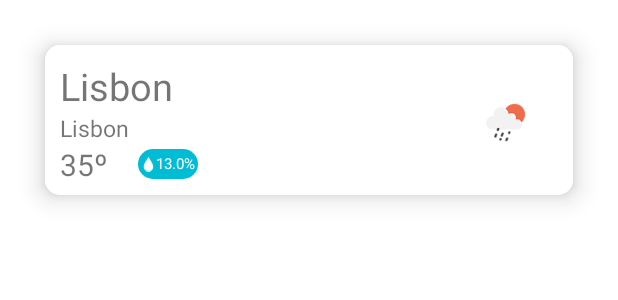
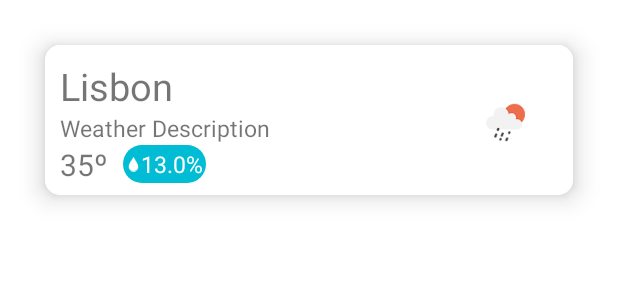
Before and after one commit to VilhenaChen/Time-And-Weather-Android, an Android app: the layout grid_item.xml on its own in the app's theme, with its tools: preview values and no code run, on a phone screen of 412 x 824 dp. Shown: the top 300 px of the screen. Run offline under Robolectric (Android 15) with nearby library versions, the phone set to English and light mode, and no system bars.

Commit message:
Fixed some warnings, some code cleanup

```diff
--- a/app/src/main/res/layout/grid_item.xml
+++ b/app/src/main/res/layout/grid_item.xml
@@ -32,13 +32,13 @@
                     android:layout_width="wrap_content"
                     android:layout_height="wrap_content"
                     android:orientation="vertical"
-                    android:layout_marginLeft="10dp">
+                    android:layout_marginStart="10dp">
 
                     <TextView
                         android:id="@+id/cityNameTextField"
                         android:layout_width="wrap_content"
                         android:layout_height="wrap_content"
-                        android:textSize="25dp"
+                        android:textSize="25sp"
                         android:text="@string/Lisbon">
                     </TextView>
 
@@ -46,8 +46,8 @@
                         android:id="@+id/weatherDescription"
                         android:layout_width="wrap_content"
                         android:layout_height="wrap_content"
-                        android:textSize="15dp"
-                        android:text="Lisbon">
+                        android:textSize="15sp"
+                        android:text="@string/weatherDescription">
                     </TextView>
 
                     <LinearLayout
@@ -60,13 +60,13 @@
                             android:layout_width="wrap_content"
                             android:layout_height="wrap_content"
                             android:text="35º"
-                            android:textSize="20dp"
-                            android:layout_marginRight="20sp">
+                            android:textSize="20sp"
+                            android:layout_marginRight="10sp">
                         </TextView>
 
                         <LinearLayout
-                            android:layout_width="40sp"
-                            android:layout_height="20sp"
+                            android:layout_width="55sp"
+                            android:layout_height="25sp"
                             android:background="@drawable/round_rec"
                             android:orientation="horizontal"
                             android:layout_gravity="center"
@@ -83,7 +83,7 @@
                                 android:layout_width="wrap_content"
                                 android:layout_height="wrap_content"
                                 android:text="13.0%"
-                                android:textSize="10sp"
+                                android:textSize="15sp"
                                 android:textColor="@color/white">
                             </TextView>
 
@@ -100,9 +100,9 @@
                         android:id="@+id/weatherImage"
                         android:layout_width="wrap_content"
                         android:layout_height="wrap_content"
-                        android:layout_alignParentRight="true"
+                        android:layout_alignParentEnd="true"
                         android:layout_centerInParent="true"
-                        android:layout_marginRight="20sp"
+                        android:layout_marginEnd="20sp"
                         android:src="@drawable/_0d">
 
                     </ImageView>
--- a/app/src/main/res/values-night/themes.xml
+++ b/app/src/main/res/values-night/themes.xml
@@ -10,7 +10,7 @@
         <item name="colorSecondaryVariant">@color/teal_200</item>
         <item name="colorOnSecondary">@color/black</item>
         <!-- Status bar color. -->
-        <item name="android:statusBarColor" tools:targetApi="l">?attr/colorPrimaryVariant</item>
+        <item name="android:statusBarColor" tools:targetApi="l">#004750</item>
         <!-- Customize your theme here. -->
     </style>
 </resources>
--- a/app/src/main/res/values/strings.xml
+++ b/app/src/main/res/values/strings.xml
@@ -15,4 +15,5 @@
     <string name="MinMaxTemperature">Min/Max</string>
     <string name="wind">Wind</string>
     <string name="humidity">Humidity</string>
+    <string name="weatherDescription">Weather Description</string>
 </resources>
--- a/app/src/main/res/values/themes.xml
+++ b/app/src/main/res/values/themes.xml
@@ -10,7 +10,7 @@
         <item name="colorSecondaryVariant">@color/teal_700</item>
         <item name="colorOnSecondary">@color/black</item>
         <!-- Status bar color. -->
-        <item name="android:statusBarColor" tools:targetApi="l">?attr/colorPrimaryVariant</item>
+        <item name="android:statusBarColor" tools:targetApi="l">#00BCD4</item>
         <!-- Customize your theme here. -->
     </style>
 </resources>
```
Also changed, not shown: app/src/main/java/pt/vilhena/timeandweatherapp/CityInformation_Activity.kt (+10 -4 lines), app/src/main/java/pt/vilhena/timeandweatherapp/MainActivity.kt (+7 -6 lines), app/src/main/java/pt/vilhena/timeandweatherapp/data/Data.kt (+7 -4 lines), app/src/main/java/pt/vilhena/timeandweatherapp/model/GridItemAdapter.kt (renamed from app/src/main/java/pt/vilhena/timeandweatherapp/GridItemAdapter.kt, +4 -4 lines).
